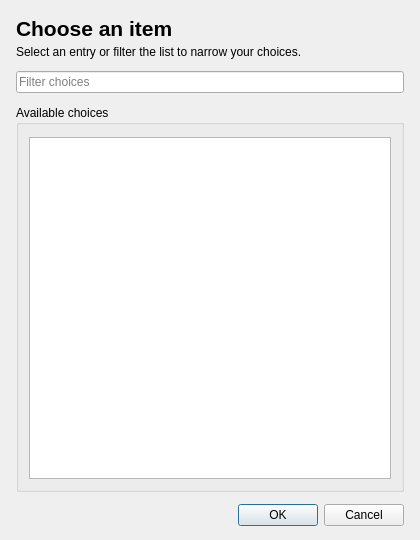
Above: source/modorganizer/src/listdialog.ui from ArialSenki/MO2-Revamped before the change. Below: the same form after it.
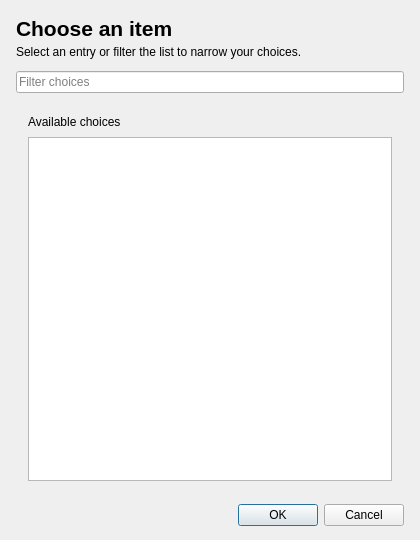
That is the form after the change. Custom widgets are drawn as their Qt base class.

Commit message:
List action dialogs: no spare height, card titles inside their cards
- content dialogs measure wrapped text at their real width, so Create
  separator is as tall as Create empty mod
- Export mod list is as tall as its options
- the list of choices is a card with its title inside it, as in Filter options
- Create mod from Overwrite has no menu ellipsis in its title; the colour
  dialog's English labels in sentence case

What changed in the file:
```diff
--- a/source/modorganizer/src/listdialog.ui
+++ b/source/modorganizer/src/listdialog.ui
@@ -22,11 +22,12 @@
    </item>
    <item><widget class="MOBase::LineEditClear" name="filterEdit"><property name="toolTip"><string>Filter the available choices.</string></property><property name="placeholderText"><string>Filter choices</string></property></widget></item>
    <item>
-    <widget class="QGroupBox" name="choicesGroup">
-     <property name="title"><string>Available choices</string></property>
+    <widget class="QFrame" name="choicesGroup">
      <layout class="QVBoxLayout" name="choicesLayout">
-      <property name="leftMargin"><number>10</number></property><property name="topMargin"><number>12</number></property>
-      <property name="rightMargin"><number>10</number></property><property name="bottomMargin"><number>10</number></property>
+      <property name="spacing"><number>8</number></property>
+      <property name="leftMargin"><number>12</number></property><property name="topMargin"><number>10</number></property>
+      <property name="rightMargin"><number>12</number></property><property name="bottomMargin"><number>11</number></property>
+      <item><widget class="QLabel" name="fluentCardTitle"><property name="text"><string>Available choices</string></property></widget></item>
       <item>
        <widget class="QListWidget" name="choiceList">
         <property name="minimumSize"><size><width>240</width><height>240</height></size></property>
```
The commit also changes 3 other files.
